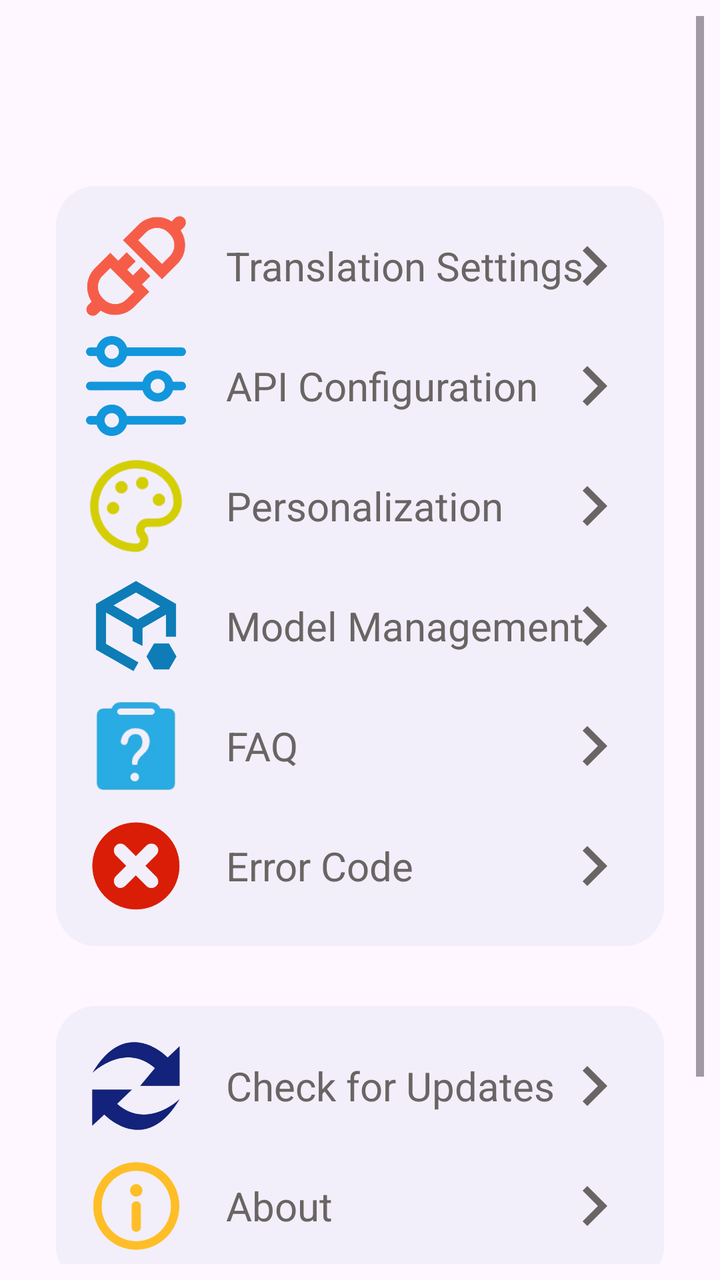
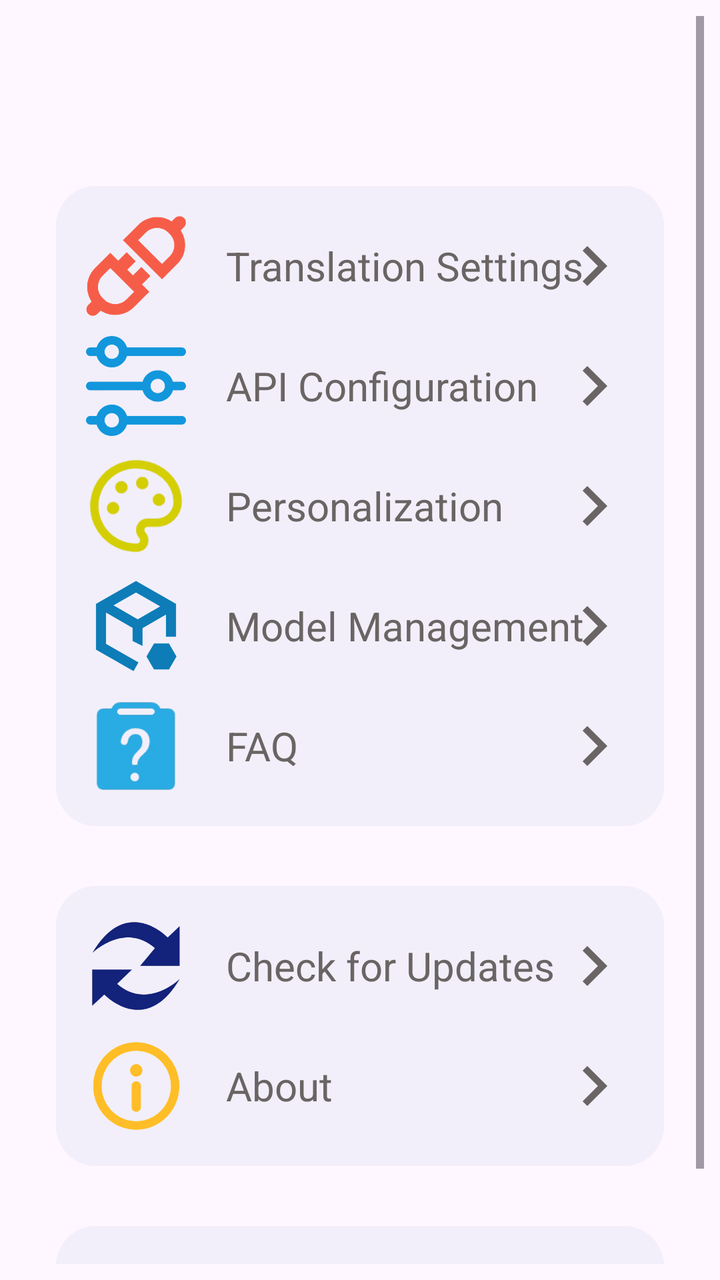

An Android layout rendered at two revisions. The XML below is the earlier revision; the diff shows what the commit changed to produce the second picture.
<!-- AndroidManifest.xml: application theme Theme.MT -->
<!-- res/layout/fragment_about_me.xml -->
<?xml version="1.0" encoding="utf-8"?>
<ScrollView xmlns:android="http://schemas.android.com/apk/res/android"
    xmlns:app="http://schemas.android.com/apk/res-auto"
    xmlns:tools="http://schemas.android.com/tools"
    android:id="@+id/constrainLayout"
    android:layout_width="match_parent"
    android:layout_height="match_parent"
    android:padding="8dp"
    tools:context=".me.AboutMe" >

    <androidx.constraintlayout.widget.ConstraintLayout
        android:layout_width="match_parent"
        android:layout_height="wrap_content"
        app:layout_constraintBottom_toBottomOf="parent"
        app:layout_constraintEnd_toEndOf="parent"
        app:layout_constraintStart_toStartOf="parent"
        app:layout_constraintTop_toTopOf="parent">

        <LinearLayout
            android:id="@+id/lin1"
            android:layout_width="match_parent"
            android:layout_height="wrap_content"
            android:layout_marginStart="20dp"
            android:layout_marginTop="85dp"
            android:layout_marginEnd="20dp"
            android:background="@drawable/setting_shape"
            android:orientation="vertical"
            android:padding="15dp"
            app:layout_constraintEnd_toEndOf="parent"
            app:layout_constraintStart_toStartOf="parent"
            app:layout_constraintTop_toTopOf="parent">

            <RelativeLayout
                android:background="?attr/selectableItemBackground"
                android:clickable="true"
                android:id="@+id/translate_mode_btn"
                android:layout_width="match_parent"
                android:layout_height="wrap_content">

                <ImageView
                    android:id="@+id/apiselect"
                    android:layout_width="50dp"
                    android:layout_height="50dp"
                    android:layout_centerVertical="true"
                    android:src="@drawable/apiicon" />

                <TextView
                    android:layout_width="wrap_content"
                    android:layout_height="wrap_content"
                    android:layout_centerVertical="true"
                    android:layout_marginStart="20dp"
                    android:layout_toEndOf="@id/apiselect"
                    android:text="@string/translation_mode"
                    android:textColor="#6A6464"
                    android:textSize="20sp" />

                <ImageView
                    android:layout_width="40dp"
                    android:layout_height="40dp"
                    android:layout_alignParentEnd="true"
                    android:layout_centerVertical="true"
                    android:src="@drawable/righticon" />
            </RelativeLayout>

            <RelativeLayout
                android:background="?attr/selectableItemBackground"
                android:clickable="true"
                android:id="@+id/api_config_btn"
                android:layout_width="match_parent"
                android:layout_height="wrap_content"
                android:layout_marginTop="10dp">

                <ImageView
                    android:id="@+id/apiset"
                    android:layout_width="50dp"
                    android:layout_height="50dp"
                    android:layout_centerVertical="true"
                    android:src="@drawable/apiset" />

                <TextView
                    android:layout_width="wrap_content"
                    android:layout_height="wrap_content"
                    android:layout_centerVertical="true"
                    android:layout_marginStart="20dp"
                    android:layout_toEndOf="@id/apiset"
                    android:text="@string/api_configuration"
                    android:textColor="#6A6464"
                    android:textSize="20sp" />

                <ImageView
                    android:layout_width="40dp"
                    android:layout_height="40dp"
                    android:layout_alignParentEnd="true"
                    android:layout_centerVertical="true"
                    android:src="@drawable/righticon" />
            </RelativeLayout>

            <RelativeLayout
                android:background="?attr/selectableItemBackground"
                android:clickable="true"
                android:id="@+id/personalization_btn"
                android:layout_width="match_parent"
                android:layout_height="wrap_content"
                android:layout_marginTop="10dp">

                <ImageView
                    android:id="@+id/themeset"
                    android:layout_width="50dp"
                    android:layout_height="50dp"
                    android:layout_centerVertical="true"
                    android:src="@drawable/personalization" />

                <TextView
                    android:layout_width="wrap_content"
                    android:layout_height="wrap_content"
                    android:layout_centerVertical="true"
                    android:layout_marginStart="20dp"
                    android:layout_toEndOf="@id/themeset"
                    android:text="@string/personalization_setting"
                    android:textColor="#6A6464"
                    android:textSize="20sp" />

                <ImageView
                    android:layout_width="40dp"
                    android:layout_height="40dp"
                    android:layout_alignParentEnd="true"
                    android:layout_centerVertical="true"
                    android:src="@drawable/righticon" />
            </RelativeLayout>

            <RelativeLayout
                android:background="?attr/selectableItemBackground"
                android:clickable="true"
                android:id="@+id/model_management_btn"
                android:layout_width="match_parent"
                android:layout_height="wrap_content"
                android:layout_marginTop="10dp">

                <ImageView
                    android:id="@+id/modelicon"
                    android:layout_width="50dp"
                    android:layout_height="50dp"
                    android:layout_centerVertical="true"
                    android:src="@drawable/model_manage"/>

                <TextView
                    android:layout_width="wrap_content"
                    android:layout_height="wrap_content"
                    android:layout_centerVertical="true"
                    android:layout_marginStart="20dp"
                    android:layout_toEndOf="@id/modelicon"
                    android:text="@string/model_management"
                    android:textColor="#6A6464"
                    android:textSize="20sp"/>

                <ImageView
                    android:layout_width="40dp"
                    android:layout_height="40dp"
                    android:layout_alignParentEnd="true"
                    android:layout_centerVertical="true"
                    android:src="@drawable/righticon"/>
            </RelativeLayout>

            <RelativeLayout
                android:background="?attr/selectableItemBackground"
                android:clickable="true"
                android:id="@+id/faq_btn"
                android:layout_width="match_parent"
                android:layout_height="wrap_content"
                android:layout_marginTop="10dp">

                <ImageView
                    android:id="@+id/faq"
                    android:layout_width="50dp"
                    android:layout_height="50dp"
                    android:layout_centerVertical="true"
                    android:src="@drawable/faq" />

                <TextView
                    android:layout_width="wrap_content"
                    android:layout_height="wrap_content"
                    android:layout_centerVertical="true"
                    android:layout_marginStart="20dp"
                    android:layout_toEndOf="@id/faq"
                    android:text="@string/faq_title"
                    android:textColor="#6A6464"
                    android:textSize="20sp" />

                <ImageView
                    android:layout_width="40dp"
                    android:layout_height="40dp"
                    android:layout_alignParentEnd="true"
                    android:layout_centerVertical="true"
                    android:src="@drawable/righticon" />
            </RelativeLayout>

            <RelativeLayout
                android:background="?attr/selectableItemBackground"
                android:clickable="true"
                android:id="@+id/error_code_btn"
                android:layout_width="match_parent"
                android:layout_height="wrap_content"
                android:layout_marginTop="10dp">

                <ImageView
                    android:id="@+id/errcode"
                    android:layout_width="50dp"
                    android:layout_height="50dp"
                    android:layout_centerVertical="true"
                    android:src="@drawable/errorcode" />

                <TextView
                    android:layout_width="wrap_content"
                    android:layout_height="wrap_content"
                    android:layout_centerVertical="true"
                    android:layout_marginStart="20dp"
                    android:layout_toEndOf="@id/errcode"
                    android:text="@string/error_code"
                    android:textColor="#6A6464"
                    android:textSize="20sp" />

                <ImageView
                    android:layout_width="40dp"
                    android:layout_height="40dp"
                    android:layout_alignParentEnd="true"
                    android:layout_centerVertical="true"
                    android:src="@drawable/righticon" />
            </RelativeLayout>
        </LinearLayout>

        <LinearLayout
            android:id="@+id/lin2"
            android:layout_width="match_parent"
            android:layout_height="wrap_content"
            android:layout_marginStart="20dp"
            android:layout_marginTop="30dp"
            android:layout_marginEnd="20dp"
            android:background="@drawable/setting_shape"
            android:orientation="vertical"
            android:padding="15dp"
            app:layout_constraintEnd_toEndOf="parent"
            app:layout_constraintStart_toStartOf="parent"
            app:layout_constraintTop_toBottomOf="@+id/lin1">

            <RelativeLayout
                android:background="?attr/selectableItemBackground"
                android:clickable="true"
                android:id="@+id/update_btn"
                android:layout_width="match_parent"
                android:layout_height="wrap_content">

                <ImageView
                    android:id="@+id/update"
                    android:layout_width="50dp"
                    android:layout_height="50dp"
                    android:layout_centerVertical="true"
                    android:src="@drawable/update"/>

                <TextView
                    android:layout_width="wrap_content"
                    android:layout_height="wrap_content"
                    android:layout_centerVertical="true"
                    android:layout_marginStart="20dp"
                    android:layout_toEndOf="@id/update"
                    android:text="@string/check_update"
                    android:textColor="#6A6464"
                    android:textSize="20sp"/>

                <ImageView
                    android:layout_width="40dp"
                    android:layout_height="40dp"
                    android:layout_alignParentEnd="true"
                    android:layout_centerVertical="true"
                    android:src="@drawable/righticon"/>
            </RelativeLayout>

            <RelativeLayout
                android:background="?attr/selectableItemBackground"
                android:clickable="true"
                android:id="@+id/developer_btn"
                android:layout_width="match_parent"
                android:layout_height="wrap_content"
                android:layout_marginTop="10dp">

                <ImageView
                    android:id="@+id/developer"
                    android:layout_width="50dp"
                    android:layout_height="50dp"
                    android:layout_centerVertical="true"
                    android:src="@drawable/about_info"/>

                <TextView
                    android:layout_width="wrap_content"
                    android:layout_height="wrap_content"
                    android:layout_centerVertical="true"
                    android:layout_marginStart="20dp"
                    android:layout_toEndOf="@id/developer"
                    android:text="@string/about_page"
                    android:textColor="#6A6464"
                    android:textSize="20sp"/>

                <ImageView
                    android:layout_width="40dp"
                    android:layout_height="40dp"
                    android:layout_alignParentEnd="true"
                    android:layout_centerVertical="true"
                    android:src="@drawable/righticon"/>
            </RelativeLayout>
        </LinearLayout>

        <LinearLayout
            android:layout_width="match_parent"
            android:layout_height="wrap_content"
            android:layout_marginStart="20dp"
            android:layout_marginTop="30dp"
            android:layout_marginEnd="20dp"
            android:background="@drawable/setting_shape"
            android:orientation="vertical"
            android:padding="15dp"
            app:layout_constraintEnd_toEndOf="parent"
            app:layout_constraintStart_toStartOf="parent"
            app:layout_constraintTop_toBottomOf="@+id/lin2">

            <RelativeLayout
                android:background="?attr/selectableItemBackground"
                android:clickable="true"
                android:id="@+id/view_logs_btn"
                android:layout_width="match_parent"
                android:layout_height="wrap_content">

                <ImageView
                    android:id="@+id/logicon"
                    android:layout_width="50dp"
                    android:layout_height="50dp"
                    android:layout_centerVertical="true"
                    android:src="@drawable/log_icon"/>

                <TextView
                    android:layout_width="wrap_content"
                    android:layout_height="wrap_content"
                    android:layout_centerVertical="true"
                    android:layout_marginStart="20dp"
                    android:layout_toEndOf="@id/logicon"
                    android:text="@string/view_logs"
                    android:textColor="#6A6464"
                    android:textSize="20sp"/>

                <ImageView
                    android:layout_width="40dp"
                    android:layout_height="40dp"
                    android:layout_alignParentEnd="true"
                    android:layout_centerVertical="true"
                    android:src="@drawable/righticon"/>
            </RelativeLayout>
        </LinearLayout>

    </androidx.constraintlayout.widget.ConstraintLayout>

</ScrollView>
<!-- resources referenced by this layout -->
<resources>
  <!-- drawable about_info: webp bitmap (drawable, 40526 bytes) -->
  <!-- drawable apiicon: webp bitmap (drawable, 46238 bytes) -->
  <!-- drawable apiset: webp bitmap (drawable, 34350 bytes) -->
  <!-- drawable errorcode: webp bitmap (drawable, 32160 bytes) -->
  <!-- drawable faq: webp bitmap (drawable, 1384 bytes) -->
  <!-- drawable log_icon (drawable) -->
  <vector xmlns:android="http://schemas.android.com/apk/res/android"
      android:width="24dp"
      android:height="24dp"
      android:viewportWidth="24"
      android:viewportHeight="24"
      android:tint="#55AEEA">
      <path
          android:fillColor="@android:color/white"
          android:pathData="M14,2H6C4.9,2 4,2.9 4,4v16c0,1.1 0.9,2 2,2h12c1.1,0 2,-0.9 2,-2V8L14,2zM6,20V4h7v5h5v11H6zM8,15.01V17h2v-2h2v-2h-2v-2H8v2H6v2h2z"/>
  </vector>
  <!-- drawable model_manage: webp bitmap (drawable, 33630 bytes) -->
  <!-- drawable personalization: webp bitmap (drawable, 2922 bytes) -->
  <!-- drawable righticon (drawable) -->
  <vector android:height="24dp" android:tint="#6A6464"
      android:viewportHeight="24" android:viewportWidth="24"
      android:width="24dp" xmlns:android="http://schemas.android.com/apk/res/android">
      <path android:fillColor="@android:color/white" android:pathData="M10,6L8.59,7.41 13.17,12l-4.58,4.59L10,18l6,-6z"/>
  </vector>
  <!-- drawable setting_shape (drawable) -->
  <?xml version="1.0" encoding="utf-8"?>
  <shape xmlns:android="http://schemas.android.com/apk/res/android"
      android:shape="rectangle">
      <solid android:color="#1A8EA4CA">
  
      </solid>
      <corners android:radius="20dp">
  
      </corners>
  </shape>
  <!-- drawable update: webp bitmap (drawable, 4878 bytes) -->
  <string name="about_page">About</string>
  <string name="api_configuration">API Configuration</string>
  <string name="check_update">Check for Updates</string>
  <string name="error_code">Error Code</string>
  <string name="faq_title">FAQ</string>
  <string name="model_management">Model Management</string>
  <string name="personalization_setting">Personalization</string>
  <string name="translation_mode">Translation Settings</string>
  <string name="view_logs">View Logs</string>
  <style name="Theme.MT" parent="Base.Theme.MT">
          
          <item name="android:navigationBarColor">@android:color/transparent</item>
          <item name="android:statusBarColor">@android:color/transparent</item>
          <item name="android:windowLightStatusBar">?attr/isLightTheme</item>
      </style>
  <style name="Base.Theme.MT" parent="Theme.Material3.Light.NoActionBar">
          <item name="colorPrimary">#55AEEA</item>
          <item name="android:navigationBarColor">
              @android:color/transparent
          </item>
          <item name="android:enforceNavigationBarContrast">false</item>
          <item name="android:enforceStatusBarContrast">false</item>
      </style>
</resources>

<!-- the commit's change to res/layout/fragment_about_me.xml (unified diff, before → after) -->
@@ -194,38 +194,6 @@
                     android:src="@drawable/righticon" />
             </RelativeLayout>
 
-            <RelativeLayout
-                android:background="?attr/selectableItemBackground"
-                android:clickable="true"
-                android:id="@+id/error_code_btn"
-                android:layout_width="match_parent"
-                android:layout_height="wrap_content"
-                android:layout_marginTop="10dp">
-
-                <ImageView
-                    android:id="@+id/errcode"
-                    android:layout_width="50dp"
-                    android:layout_height="50dp"
-                    android:layout_centerVertical="true"
-                    android:src="@drawable/errorcode" />
-
-                <TextView
-                    android:layout_width="wrap_content"
-                    android:layout_height="wrap_content"
-                    android:layout_centerVertical="true"
-                    android:layout_marginStart="20dp"
-                    android:layout_toEndOf="@id/errcode"
-                    android:text="@string/error_code"
-                    android:textColor="#6A6464"
-                    android:textSize="20sp" />
-
-                <ImageView
-                    android:layout_width="40dp"
-                    android:layout_height="40dp"
-                    android:layout_alignParentEnd="true"
-                    android:layout_centerVertical="true"
-                    android:src="@drawable/righticon" />
-            </RelativeLayout>
         </LinearLayout>
 
         <LinearLayout
<!-- resource entries referenced after the edit -->
@@ -3,7 +3,6 @@
   <!-- drawable about_info: webp bitmap (drawable, 40526 bytes) -->
   <!-- drawable apiicon: webp bitmap (drawable, 46238 bytes) -->
   <!-- drawable apiset: webp bitmap (drawable, 34350 bytes) -->
-  <!-- drawable errorcode: webp bitmap (drawable, 32160 bytes) -->
   <!-- drawable faq: webp bitmap (drawable, 1384 bytes) -->
   <!-- drawable log_icon (drawable) -->
   <vector xmlns:android="http://schemas.android.com/apk/res/android"
@@ -39,7 +38,6 @@
   <string name="about_page">About</string>
   <string name="api_configuration">API Configuration</string>
   <string name="check_update">Check for Updates</string>
-  <string name="error_code">Error Code</string>
   <string name="faq_title">FAQ</string>
   <string name="model_management">Model Management</string>
   <string name="personalization_setting">Personalization</string>
